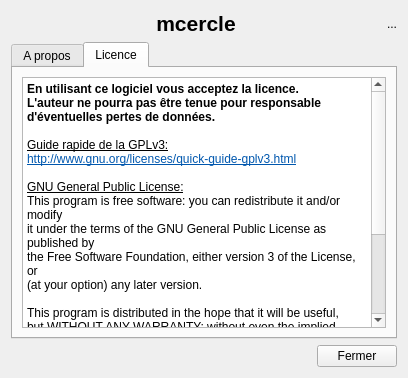
Before: the Qt Designer form src/about.ui in cfdev/mcercle, drawn with Qt 5.
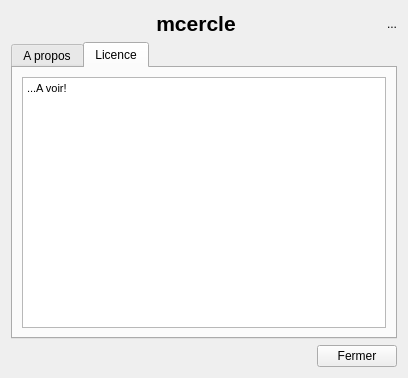
After: the same form once the commit is applied. The open tabs and pages were chosen to show the change. Icons and pictures are not drawn.

Commit message: Gros commit pour le travail vers Qt 5.x

```diff
--- a/src/about.ui
+++ b/src/about.ui
@@ -17,8 +17,8 @@
    <iconset resource="../ressources.qrc">
     <normaloff>:/app/help</normaloff>:/app/help</iconset>
   </property>
-  <layout class="QHBoxLayout" name="horizontalLayout">
-   <item>
+  <layout class="QGridLayout" name="gridLayout">
+   <item row="0" column="0">
     <layout class="QVBoxLayout" name="verticalLayout">
      <item>
       <layout class="QHBoxLayout" name="horizontalLayout_2">
@@ -168,26 +168,8 @@
               <string>&lt;!DOCTYPE HTML PUBLIC &quot;-//W3C//DTD HTML 4.0//EN&quot; &quot;http://www.w3.org/TR/REC-html40/strict.dtd&quot;&gt;
 &lt;html&gt;&lt;head&gt;&lt;meta name=&quot;qrichtext&quot; content=&quot;1&quot; /&gt;&lt;style type=&quot;text/css&quot;&gt;
 p, li { white-space: pre-wrap; }
-&lt;/style&gt;&lt;/head&gt;&lt;body style=&quot; font-family:'Ubuntu'; font-size:9pt; font-weight:400; font-style:normal;&quot;&gt;
-&lt;p style=&quot; margin-top:0px; margin-bottom:0px; margin-left:0px; margin-right:0px; -qt-block-indent:0; text-indent:0px;&quot;&gt;&lt;span style=&quot; font-weight:600;&quot;&gt;En utilisant ce logiciel vous acceptez la licence.&lt;/span&gt;&lt;/p&gt;
-&lt;p style=&quot; margin-top:0px; margin-bottom:0px; margin-left:0px; margin-right:0px; -qt-block-indent:0; text-indent:0px;&quot;&gt;&lt;span style=&quot; font-weight:600;&quot;&gt;L'auteur ne pourra pas être tenue pour responsable d'éventuelles pertes de données.&lt;/span&gt;&lt;/p&gt;
-&lt;p style=&quot;-qt-paragraph-type:empty; margin-top:0px; margin-bottom:0px; margin-left:0px; margin-right:0px; -qt-block-indent:0; text-indent:0px;&quot;&gt;&lt;/p&gt;
-&lt;p style=&quot; margin-top:0px; margin-bottom:0px; margin-left:0px; margin-right:0px; -qt-block-indent:0; text-indent:0px;&quot;&gt;&lt;span style=&quot; text-decoration: underline;&quot;&gt;Guide rapide de la GPLv3:&lt;/span&gt;&lt;/p&gt;
-&lt;p style=&quot; margin-top:0px; margin-bottom:0px; margin-left:0px; margin-right:0px; -qt-block-indent:0; text-indent:0px;&quot;&gt;&lt;a href=&quot;http://www.gnu.org/licenses/quick-guide-gplv3.html&quot;&gt;&lt;span style=&quot; text-decoration: underline; color:#0057ae;&quot;&gt;http://www.gnu.org/licenses/quick-guide-gplv3.html&lt;/span&gt;&lt;/a&gt;&lt;/p&gt;
-&lt;p style=&quot;-qt-paragraph-type:empty; margin-top:0px; margin-bottom:0px; margin-left:0px; margin-right:0px; -qt-block-indent:0; text-indent:0px;&quot;&gt;&lt;/p&gt;
-&lt;p style=&quot; margin-top:0px; margin-bottom:0px; margin-left:0px; margin-right:0px; -qt-block-indent:0; text-indent:0px;&quot;&gt;&lt;span style=&quot; text-decoration: underline;&quot;&gt;GNU General Public License:&lt;/span&gt;&lt;/p&gt;
-&lt;p style=&quot; margin-top:0px; margin-bottom:0px; margin-left:0px; margin-right:0px; -qt-block-indent:0; text-indent:0px;&quot;&gt;This program is free software: you can redistribute it and/or modify&lt;/p&gt;
-&lt;p style=&quot; margin-top:0px; margin-bottom:0px; margin-left:0px; margin-right:0px; -qt-block-indent:0; text-indent:0px;&quot;&gt;it under the terms of the GNU General Public License as published by&lt;/p&gt;
-&lt;p style=&quot; margin-top:0px; margin-bottom:0px; margin-left:0px; margin-right:0px; -qt-block-indent:0; text-indent:0px;&quot;&gt;the Free Software Foundation, either version 3 of the License, or&lt;/p&gt;
-&lt;p style=&quot; margin-top:0px; margin-bottom:0px; margin-left:0px; margin-right:0px; -qt-block-indent:0; text-indent:0px;&quot;&gt;(at your option) any later version.&lt;/p&gt;
-&lt;p style=&quot;-qt-paragraph-type:empty; margin-top:0px; margin-bottom:0px; margin-left:0px; margin-right:0px; -qt-block-indent:0; text-indent:0px;&quot;&gt;&lt;/p&gt;
-&lt;p style=&quot; margin-top:0px; margin-bottom:0px; margin-left:0px; margin-right:0px; -qt-block-indent:0; text-indent:0px;&quot;&gt;This program is distributed in the hope that it will be useful,&lt;/p&gt;
-&lt;p style=&quot; margin-top:0px; margin-bottom:0px; margin-left:0px; margin-right:0px; -qt-block-indent:0; text-indent:0px;&quot;&gt;but WITHOUT ANY WARRANTY; without even the implied warranty of&lt;/p&gt;
-&lt;p style=&quot; margin-top:0px; margin-bottom:0px; margin-left:0px; margin-right:0px; -qt-block-indent:0; text-indent:0px;&quot;&gt;MERCHANTABILITY or FITNESS FOR A PARTICULAR PURPOSE. See the&lt;/p&gt;
-&lt;p style=&quot; margin-top:0px; margin-bottom:0px; margin-left:0px; margin-right:0px; -qt-block-indent:0; text-indent:0px;&quot;&gt;GNU General Public License for more details.&lt;/p&gt;
-&lt;p style=&quot;-qt-paragraph-type:empty; margin-top:0px; margin-bottom:0px; margin-left:0px; margin-right:0px; -qt-block-indent:0; text-indent:0px;&quot;&gt;&lt;/p&gt;
-&lt;p style=&quot; margin-top:0px; margin-bottom:0px; margin-left:0px; margin-right:0px; -qt-block-indent:0; text-indent:0px;&quot;&gt;You should have received a copy of the GNU General Public License&lt;/p&gt;
-&lt;p style=&quot; margin-top:0px; margin-bottom:0px; margin-left:0px; margin-right:0px; -qt-block-indent:0; text-indent:0px;&quot;&gt;along with this program. If not, see &amp;lt;&lt;a href=&quot;http://www.gnu.org/licenses/&quot;&gt;&lt;span style=&quot; text-decoration: underline; color:#0057ae;&quot;&gt;http://www.gnu.org/licenses/&lt;/span&gt;&lt;/a&gt;&amp;gt;.&lt;/p&gt;&lt;/body&gt;&lt;/html&gt;</string>
+&lt;/style&gt;&lt;/head&gt;&lt;body style=&quot; font-family:'MS Shell Dlg 2'; font-size:7.85455pt; font-weight:400; font-style:normal;&quot;&gt;
+&lt;p style=&quot; margin-top:0px; margin-bottom:0px; margin-left:0px; margin-right:0px; -qt-block-indent:0; text-indent:0px;&quot;&gt;&lt;span style=&quot; font-size:8pt;&quot;&gt;...A voir!&lt;/span&gt;&lt;/p&gt;&lt;/body&gt;&lt;/html&gt;</string>
              </property>
             </widget>
            </item>
```
The commit also changes 51 other files.
